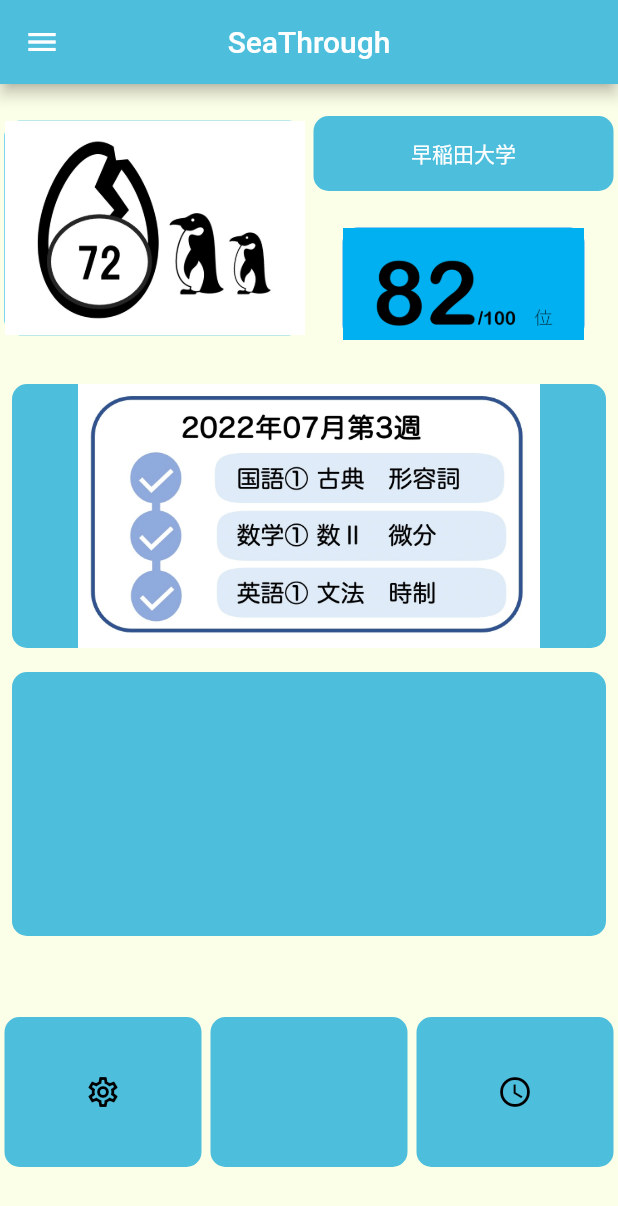
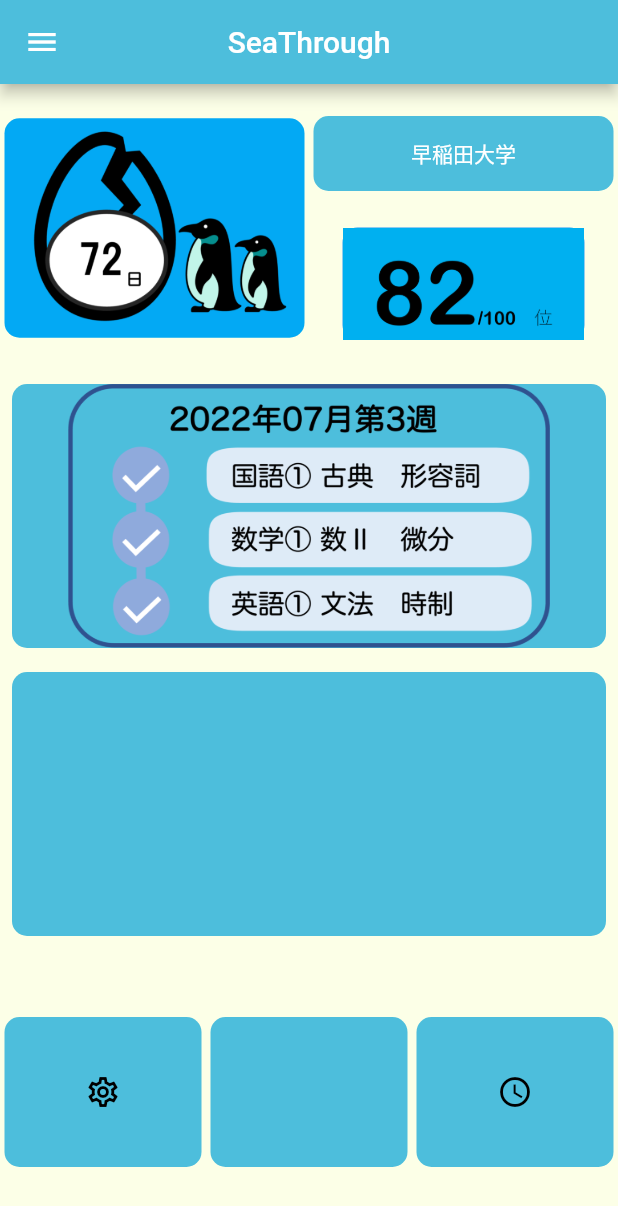
Before and after one commit to mon50/back_calculation, a Flutter app: the MainPage screen opened directly, on a phone screen of 412 x 824 dp. Shown: the top 1206 px of the screen. Run offline on Flutter 3.47's test engine with Material 2 defaults, Android fonts, the light colour scheme and no system bars; our stand-ins replace select_form_field.

Commit message:
背景透過

```diff
--- a/lib/mainpage.dart
+++ b/lib/mainpage.dart
@@ -80,7 +80,7 @@ class _MainPageState extends State<MainPage> {
 
                       //背景の色に合わせる
                       child: Image.asset(
-                        'images/penguins.jpeg',
+                        'images/count.png',
                       ),
                       decoration: BoxDecoration(
                         color: Colors.lightBlue,
@@ -144,7 +144,7 @@ class _MainPageState extends State<MainPage> {
               padding: const EdgeInsets.all(8.0),
               child: Container(
                 child: Image.asset(
-                  'images/weekly_todo.jpeg',
+                  'images/todo.png',
                   // fit: BoxFit.contain,
                 ),
                 width: 100,
```
Also changed, not shown: images/count.png (added), images/todo.png (added).
